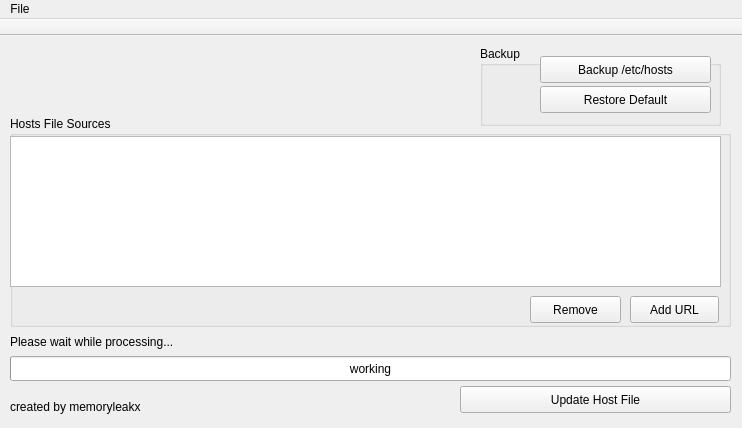
Cloudxtreme/AdAndCrapBlock, file mainwindow.ui: the form before one commit.
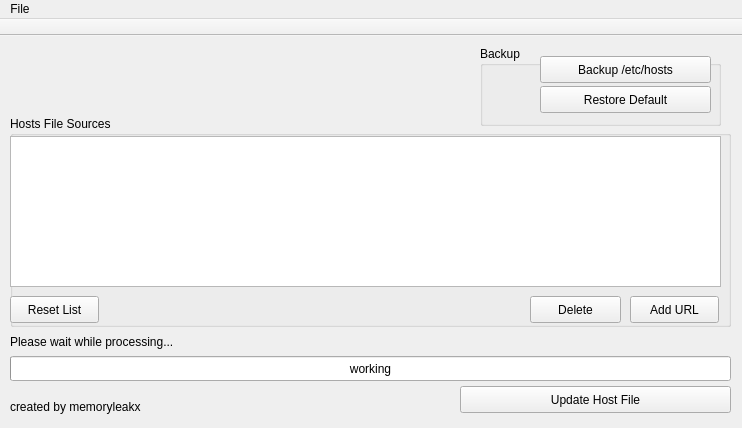
The form after the commit. Icons and pictures are not drawn.

Commit message: save url list in config file and read this file after start

Diff of the .ui file:
```diff
--- a/mainwindow.ui
+++ b/mainwindow.ui
@@ -134,7 +134,20 @@
       </rect>
      </property>
      <property name="text">
-      <string>Remove</string>
+      <string>Delete</string>
+     </property>
+    </widget>
+    <widget class="QPushButton" name="pushButton_6">
+     <property name="geometry">
+      <rect>
+       <x>0</x>
+       <y>180</y>
+       <width>89</width>
+       <height>27</height>
+      </rect>
+     </property>
+     <property name="text">
+      <string>Reset List</string>
      </property>
     </widget>
    </widget>
```
The commit also changes 4 other files.
